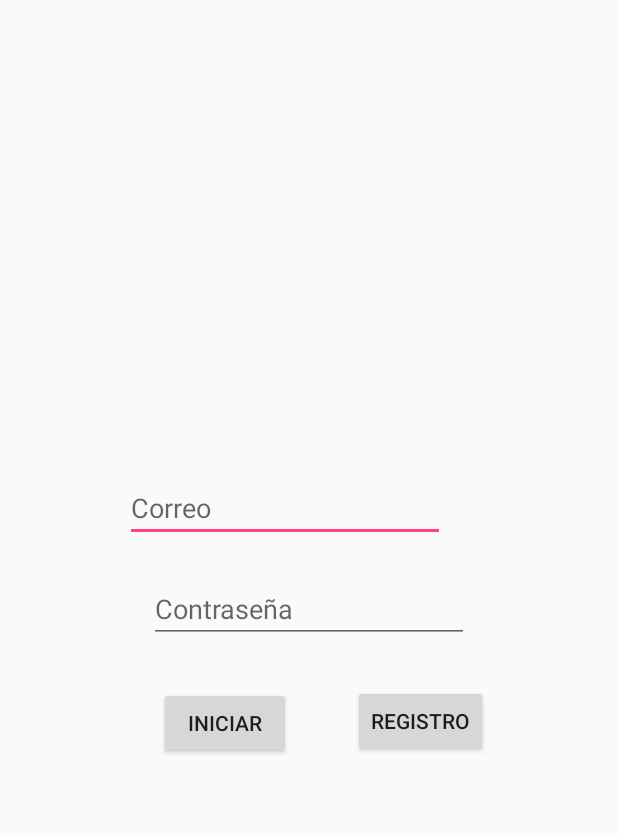
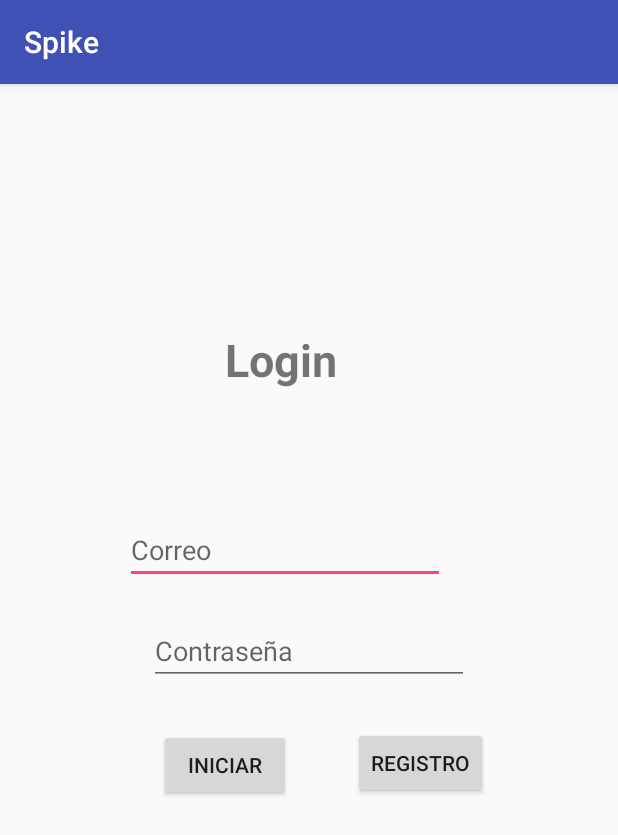
Before and after one commit to juanda0097/Spikec, an Android app: the screen it shows after launch (login), on a phone screen of 412 x 824 dp. Shown: the top 835 px of the screen. Run offline under Robolectric (Android 15) with nearby library versions, the phone set to English and light mode, and no system bars; our stand-ins replace Firebase (no records; nobody signed in at launch, a user with empty details on screens opened directly).

Commit message:
9.3 registro funcionando

```diff
--- /dev/null
+++ b/app/src/main/java/com/spikec/spikec/SplashScreen.java
@@ -0,0 +1,23 @@
+package com.spikec.spikec;
+
+import android.content.Intent;
+import android.os.Handler;
+import android.support.v7.app.AppCompatActivity;
+import android.os.Bundle;
+
+public class SplashScreen extends AppCompatActivity {
+
+    @Override
+    protected void onCreate(Bundle savedInstanceState) {
+        super.onCreate(savedInstanceState);
+        setContentView(R.layout.activity_splash_screen);
+
+        new Handler().postDelayed(new Runnable() {
+            @Override
+            public void run() {
+                Intent intent3 = new Intent(SplashScreen.this, login.class);
+                startActivity(intent3);
+            }
+        },3000);
+    }
+}
--- a/app/src/main/res/layout/activity_ejemplo.xml
+++ b/app/src/main/res/layout/activity_ejemplo.xml
@@ -17,8 +17,7 @@
         app:layout_constraintTop_toTopOf="parent"
         tools:layout_constraintLeft_creator="1"
         tools:layout_constraintRight_creator="1"
-        tools:layout_constraintTop_creator="1"
-        app:layout_constraintHorizontal_bias="0.457" />
+        tools:layout_constraintTop_creator="1" />
 
     <TextView
         android:id="@+id/txtselec"
--- a/app/src/main/res/layout/activity_login.xml
+++ b/app/src/main/res/layout/activity_login.xml
@@ -54,7 +54,9 @@ android:inputType="textPassword"
         android:layout_marginLeft="8dp"
         app:layout_constraintLeft_toLeftOf="@+id/constraintLayout"
         android:layout_marginRight="8dp"
-        app:layout_constraintRight_toRightOf="@+id/constraintLayout" />
+        app:layout_constraintRight_toRightOf="@+id/constraintLayout"
+        android:layout_marginStart="8dp"
+        android:layout_marginEnd="8dp" />
 
     <Button
         android:id="@+id/btnlogin"
@@ -67,7 +69,9 @@ android:inputType="textPassword"
         app:layout_constraintLeft_toLeftOf="@+id/constraintLayout"
         android:layout_marginTop="29dp"
         app:layout_constraintTop_toBottomOf="@+id/etcontrasena"
-        app:layout_constraintHorizontal_bias="0.511" />
+        app:layout_constraintHorizontal_bias="0.511"
+        android:layout_marginStart="8dp"
+        android:layout_marginEnd="8dp" />
 
     <Button
         android:id="@+id/btnregister"
@@ -80,4 +84,26 @@ android:inputType="textPassword"
         android:layout_marginTop="28dp"
         app:layout_constraintTop_toBottomOf="@+id/etcontrasena" />
 
+    <TextView
+        android:id="@+id/title_login"
+        android:layout_width="160dp"
+        android:layout_height="59dp"
+        android:layout_marginBottom="36dp"
+        android:layout_marginLeft="8dp"
+        android:layout_marginRight="8dp"
+        android:layout_marginStart="77dp"
+        android:layout_marginTop="32dp"
+        android:text="@string/login_register"
+        android:textAlignment="center"
+        android:textSize="30sp"
+        android:textStyle="bold"
+        app:layout_constraintBottom_toTopOf="@+id/constraintLayout"
+        app:layout_constraintHorizontal_bias="0.18"
+        app:layout_constraintLeft_toLeftOf="parent"
+        app:layout_constraintRight_toRightOf="parent"
+        app:layout_constraintTop_toTopOf="parent"
+        app:layout_constraintVertical_bias="1.0"
+        tools:layout_constraintBottom_creator="1"
+        tools:layout_constraintLeft_creator="1" />
+
 </android.support.constraint.ConstraintLayout>
--- a/app/src/main/res/values/strings.xml
+++ b/app/src/main/res/values/strings.xml
@@ -22,4 +22,5 @@
     <string name="password">Contraseña</string>
     <string name="register">Registro</string>
     <string name="login">Iniciar</string>
+    <string name="login_register">Login</string>
 </resources>
```
Also changed, not shown: app/src/main/AndroidManifest.xml (+7 -6 lines), app/src/main/java/com/spikec/spikec/login.java (+7 -0 lines), app/src/main/res/layout/activity_splash_screen.xml (added, +24 -0 lines).
